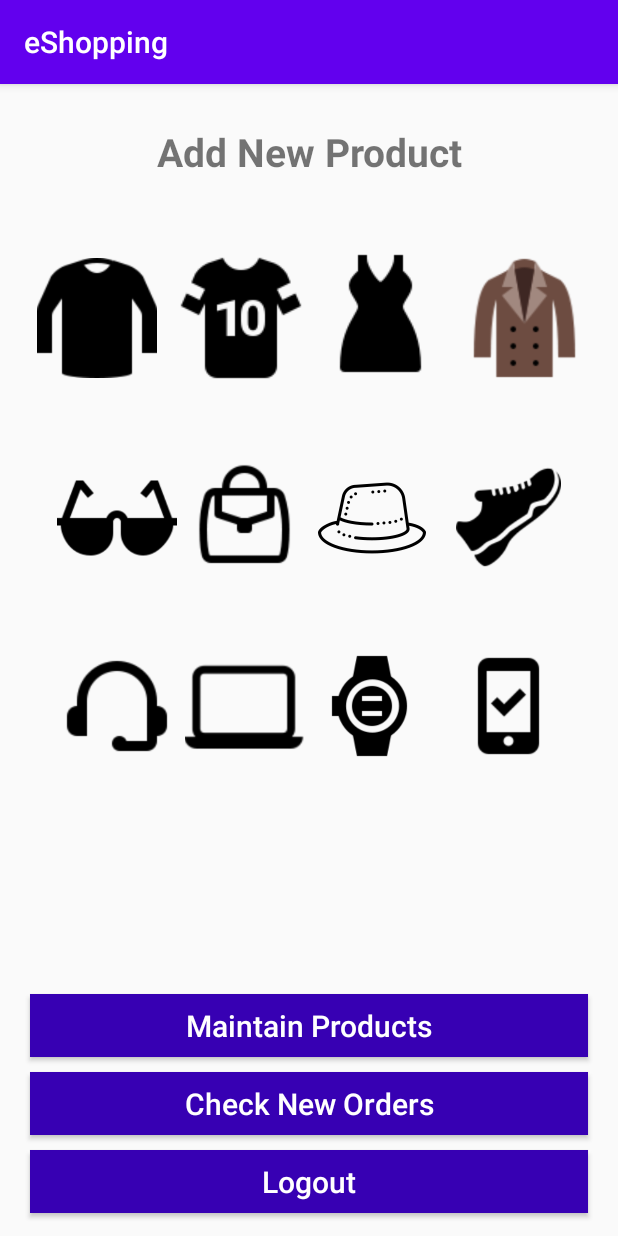
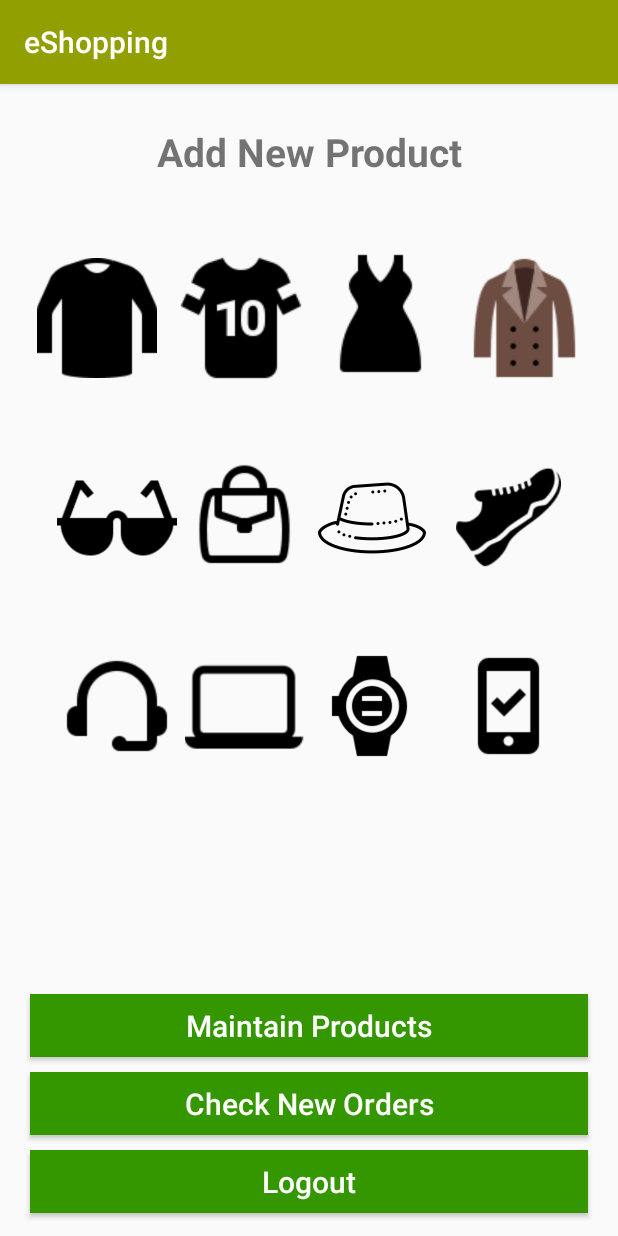
Before and after one commit to lahiru-98/eShopping-MadProject-, an Android app: the AdminCategoryActivity screen opened directly, with no data from a screen before it, on a phone screen of 412 x 824 dp. Run offline under Robolectric (Android 15) with nearby library versions, the phone set to English and light mode, and no system bars.

```diff
--- a/app/src/main/java/com/example/eshopping/Admin/AdminAddNewProductActivity.java
+++ b/app/src/main/java/com/example/eshopping/AdminAddNewProductActivity.java
@@ -1,4 +1,4 @@
-package com.example.eshopping.Admin;
+package com.example.eshopping;
 
 import androidx.annotation.NonNull;
 import androidx.appcompat.app.AppCompatActivity;
@@ -14,7 +14,6 @@ import android.widget.EditText;
 import android.widget.ImageView;
 import android.widget.Toast;
 
-import com.example.eshopping.R;
 import com.google.android.gms.tasks.Continuation;
 import com.google.android.gms.tasks.OnCompleteListener;
 import com.google.android.gms.tasks.OnFailureListener;
--- a/app/src/main/java/com/example/eshopping/Admin/AdminCategoryActivity.java
+++ b/app/src/main/java/com/example/eshopping/AdminCategoryActivity.java
@@ -1,4 +1,4 @@
-package com.example.eshopping.Admin;
+package com.example.eshopping;
 
 import androidx.appcompat.app.AppCompatActivity;
 
@@ -7,10 +7,6 @@ import android.os.Bundle;
 import android.view.View;
 import android.widget.Button;
 import android.widget.ImageView;
-
-import com.example.eshopping.HomeActivity;
-import com.example.eshopping.MainActivity;
-import com.example.eshopping.R;
 
 public class AdminCategoryActivity extends AppCompatActivity {
 
--- a/app/src/main/java/com/example/eshopping/Admin/AdminMaintainProductsActivity.java
+++ b/app/src/main/java/com/example/eshopping/AdminMaintainProductsActivity.java
@@ -1,4 +1,4 @@
-package com.example.eshopping.Admin;
+package com.example.eshopping;
 
 import androidx.annotation.NonNull;
 import androidx.appcompat.app.AppCompatActivity;
@@ -11,7 +11,6 @@ import android.widget.EditText;
 import android.widget.ImageView;
 import android.widget.Toast;
 
-import com.example.eshopping.R;
 import com.google.android.gms.tasks.OnCompleteListener;
 import com.google.android.gms.tasks.Task;
 import com.google.firebase.database.DataSnapshot;
--- a/app/src/main/java/com/example/eshopping/Admin/AdminNewOrdersActivity.java
+++ b/app/src/main/java/com/example/eshopping/AdminNewOrdersActivity.java
@@ -1,4 +1,4 @@
-package com.example.eshopping.Admin;
+package com.example.eshopping;
 
 import androidx.annotation.NonNull;
 import androidx.appcompat.app.AlertDialog;
@@ -16,7 +16,6 @@ import android.widget.Button;
 import android.widget.TextView;
 
 import com.example.eshopping.Model.AdminOrders;
-import com.example.eshopping.R;
 import com.firebase.ui.database.FirebaseRecyclerAdapter;
 import com.firebase.ui.database.FirebaseRecyclerOptions;
 import com.google.firebase.database.DatabaseReference;
--- a/app/src/main/java/com/example/eshopping/Admin/AdminUserProductsActivity.java
+++ b/app/src/main/java/com/example/eshopping/AdminUserProductsActivity.java
@@ -1,4 +1,4 @@
-package com.example.eshopping.Admin;
+package com.example.eshopping;
 
 import androidx.annotation.NonNull;
 import androidx.appcompat.app.AppCompatActivity;
--- a/app/src/main/java/com/example/eshopping/HomeActivity.java
+++ b/app/src/main/java/com/example/eshopping/HomeActivity.java
@@ -8,7 +8,6 @@ import android.view.Menu;
 import android.view.ViewGroup;
 import android.widget.TextView;
 
-import com.example.eshopping.Admin.AdminMaintainProductsActivity;
 import com.example.eshopping.Model.Products;
 import com.example.eshopping.Prevalent.Prevalent;
 import com.example.eshopping.ViewHolder.ProductViewHolder;
--- a/app/src/main/java/com/example/eshopping/LoginActivity.java
+++ b/app/src/main/java/com/example/eshopping/LoginActivity.java
@@ -12,7 +12,6 @@ import android.widget.EditText;
 import android.widget.TextView;
 import android.widget.Toast;
 
-import com.example.eshopping.Admin.AdminCategoryActivity;
 import com.example.eshopping.Model.Users;
 import com.example.eshopping.Prevalent.Prevalent;
 import com.google.firebase.database.DataSnapshot;
@@ -114,7 +113,6 @@ public class LoginActivity extends AppCompatActivity {
             loadingBar.setCanceledOnTouchOutside(false);
             loadingBar.show();
 
-
             AllowAccessToAccount(phone, password);
         }
     }
--- a/app/src/main/java/com/example/eshopping/ResetPasswordActivity.java
+++ b/app/src/main/java/com/example/eshopping/ResetPasswordActivity.java
@@ -47,7 +47,6 @@ public class ResetPasswordActivity extends AppCompatActivity
         question1 = findViewById(R.id.question_1);
         question2 = findViewById(R.id.question_2);
         verifyButton = findViewById(R.id.verify_btn);
-
     }
 
     @Override
--- a/app/src/main/res/layout/activity_admin_add_new_product.xml
+++ b/app/src/main/res/layout/activity_admin_add_new_product.xml
@@ -4,7 +4,7 @@
     xmlns:tools="http://schemas.android.com/tools"
     android:layout_width="match_parent"
     android:layout_height="match_parent"
-    tools:context=".Admin.AdminAddNewProductActivity">
+    tools:context=".AdminAddNewProductActivity">
 
     <ImageView
         android:id="@+id/select_product_image"
--- a/app/src/main/res/layout/activity_admin_category.xml
+++ b/app/src/main/res/layout/activity_admin_category.xml
@@ -4,7 +4,7 @@
     xmlns:tools="http://schemas.android.com/tools"
     android:layout_width="match_parent"
     android:layout_height="match_parent"
-    tools:context=".Admin.AdminCategoryActivity">
+    tools:context=".AdminCategoryActivity">
 
     <TextView
         android:id="@+id/slogan_category"
--- a/app/src/main/res/layout/activity_admin_maintain_products.xml
+++ b/app/src/main/res/layout/activity_admin_maintain_products.xml
@@ -9,7 +9,7 @@
     android:layout_marginEnd="15dp"
     android:layout_marginBottom="5dp"
     app:cardElevation="15dp"
-    tools:context=".Admin.AdminMaintainProductsActivity">
+    tools:context=".AdminMaintainProductsActivity">
 
     <RelativeLayout
         android:layout_width="match_parent"
--- a/app/src/main/res/layout/activity_admin_new_orders.xml
+++ b/app/src/main/res/layout/activity_admin_new_orders.xml
@@ -4,7 +4,7 @@
     xmlns:tools="http://schemas.android.com/tools"
     android:layout_width="match_parent"
     android:layout_height="match_parent"
-    tools:context=".Admin.AdminNewOrdersActivity">
+    tools:context=".AdminNewOrdersActivity">
 
     <RelativeLayout
         android:id="@+id/r2"
--- a/app/src/main/res/layout/activity_admin_user_products.xml
+++ b/app/src/main/res/layout/activity_admin_user_products.xml
@@ -4,7 +4,7 @@
     xmlns:tools="http://schemas.android.com/tools"
     android:layout_width="match_parent"
     android:layout_height="match_parent"
-    tools:context=".Admin.AdminUserProductsActivity">
+    tools:context=".AdminUserProductsActivity">
 
     <RelativeLayout
         android:id="@+id/r3"
--- a/app/src/main/res/values/colors.xml
+++ b/app/src/main/res/values/colors.xml
@@ -1,6 +1,7 @@
 <?xml version="1.0" encoding="utf-8"?>
 <resources>
-    <color name="colorPrimary">#6200EE</color>
-    <color name="colorPrimaryDark">#3700B3</color>
-    <color name="colorAccent">#03DAC5</color>
+    <color name="colorPrimary">#919F00</color>
+    <color name="colorPrimaryDark">#349700</color>
+    <color name="colorAccent">#FFC107</color>
+    <color name="colorLoginBackground">#A6C7E1</color>
 </resources>
```
Also changed, not shown: app/src/main/AndroidManifest.xml (+5 -5 lines), 1 other file.
